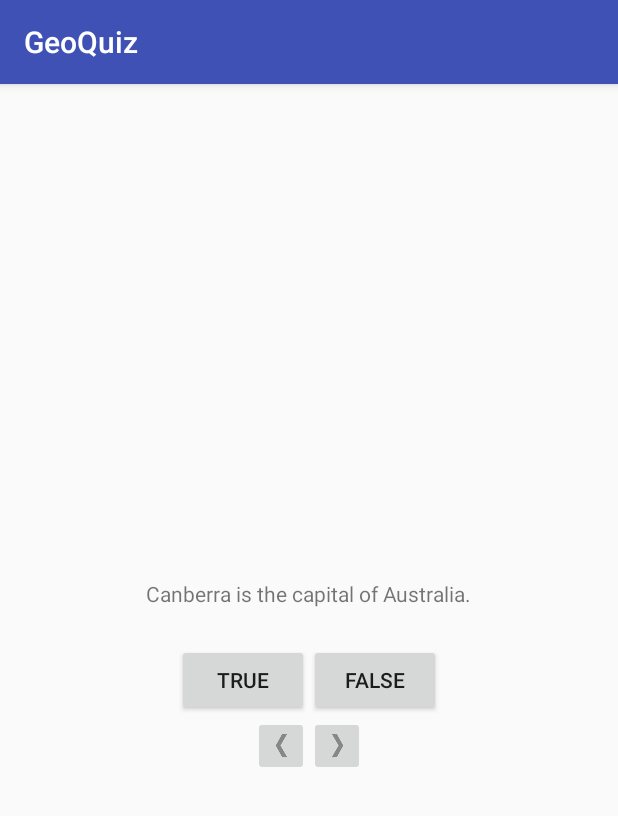
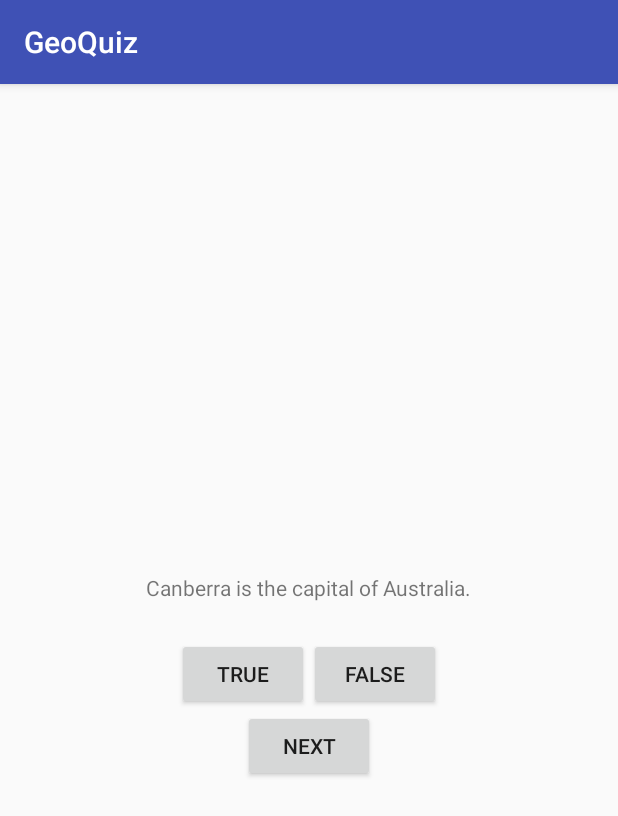
Before and after one commit to bluesxman/bnr-android, an Android app: the screen it shows after launch (QuizActivity), on a phone screen of 412 x 824 dp. Shown: the top 816 px of the screen. Run offline under Robolectric (Android 15) with nearby library versions, the phone set to English and light mode, and no system bars.

Commit message:
added landscape, removed ImageButtons

```diff
--- a/GeoQuiz/app/src/main/java/com/smackwerks/geoquiz/QuizActivity.java
+++ b/GeoQuiz/app/src/main/java/com/smackwerks/geoquiz/QuizActivity.java
@@ -6,7 +6,6 @@ import android.util.Log;
 import android.view.Gravity;
 import android.view.View;
 import android.widget.Button;
-import android.widget.ImageButton;
 import android.widget.TextView;
 import android.widget.Toast;
 
@@ -15,8 +14,7 @@ public class QuizActivity extends AppCompatActivity {
 
     private Button trueButton;
     private Button falseButton;
-    private ImageButton mNextButton;
-    private ImageButton mPrevButton;
+    private Button mNextButton;
     private TextView mQuestionTextView;
 
     private Question[] mQuestionBank = new Question[]{
@@ -63,23 +61,11 @@ public class QuizActivity extends AppCompatActivity {
                 feedback.show();
             }
         });
-        mNextButton = (ImageButton) findViewById(R.id.next_button);
+        mNextButton = (Button) findViewById(R.id.next_button);
         mNextButton.setOnClickListener(new View.OnClickListener() {
             @Override
             public void onClick(View v) {
                 mCurrentIndex = (mCurrentIndex + 1) % mQuestionBank.length;
-                updateQuestion();
-            }
-        });
-        mPrevButton = (ImageButton) findViewById(R.id.prev_button);
-        mPrevButton.setOnClickListener(new View.OnClickListener() {
-            @Override
-            public void onClick(View v) {
-                if (mCurrentIndex == 0) {
-                    mCurrentIndex = mQuestionBank.length - 1;
-                } else {
-                    mCurrentIndex--;
-                }
                 updateQuestion();
             }
         });
--- a/GeoQuiz/app/src/main/res/layout/activity_quiz.xml
+++ b/GeoQuiz/app/src/main/res/layout/activity_quiz.xml
@@ -33,21 +33,12 @@
         android:layout_height="wrap_content"
         android:orientation="horizontal">
 
-        <ImageButton
-            android:id="@+id/prev_button"
-            android:layout_width="wrap_content"
-            android:layout_height="wrap_content"
-            android:layout_weight="1"
-            android:contentDescription="@string/prev_button"
-            android:src="@drawable/arrow_left"/>
-
-        <ImageButton
+        <Button
             android:id="@+id/next_button"
             android:layout_width="wrap_content"
             android:layout_height="wrap_content"
             android:layout_weight="1"
-            android:contentDescription="@string/next_button"
-            android:src="@drawable/arrow_right"/>
+            android:text="@string/next_button"/>
     </LinearLayout>
 
 </LinearLayout>
```
